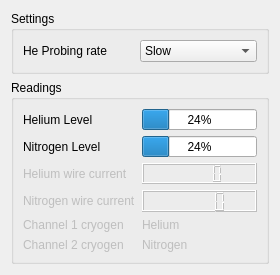
This is Oxford/ILM_control.ui in Cryostat-GUI/Cryostat-GUI as Qt 5 draws it before an edit. The edited form follows.
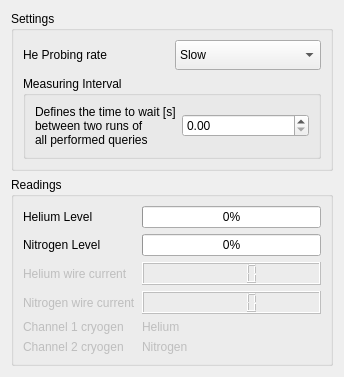
This is the edited form.

Diff of the .ui file:
```diff
--- a/Oxford/ILM_control.ui
+++ b/Oxford/ILM_control.ui
@@ -6,8 +6,8 @@
    <rect>
     <x>0</x>
     <y>0</y>
-    <width>280</width>
-    <height>275</height>
+    <width>344</width>
+    <height>377</height>
    </rect>
   </property>
   <property name="minimumSize">
@@ -25,21 +25,8 @@
      <property name="title">
       <string>Settings</string>
      </property>
-     <layout class="QHBoxLayout" name="horizontalLayout" stretch="0,0">
-      <property name="spacing">
-       <number>0</number>
-      </property>
-      <property name="topMargin">
-       <number>9</number>
-      </property>
-      <item>
-       <widget class="QLabel" name="label">
-        <property name="text">
-         <string>He Probing rate</string>
-        </property>
-       </widget>
-      </item>
-      <item>
+     <layout class="QGridLayout" name="gridLayout">
+      <item row="0" column="1">
        <widget class="QComboBox" name="combosetProbingRate_chan1">
         <property name="sizePolicy">
          <sizepolicy hsizetype="Preferred" vsizetype="Preferred">
@@ -59,6 +46,38 @@
         </item>
        </widget>
       </item>
+      <item row="0" column="0">
+       <widget class="QLabel" name="label">
+        <property name="text">
+         <string>He Probing rate</string>
+        </property>
+       </widget>
+      </item>
+      <item row="1" column="0" colspan="2">
+       <widget class="QGroupBox" name="groupBox">
+        <property name="title">
+         <string>Measuring Interval</string>
+        </property>
+        <layout class="QGridLayout" name="gridLayout_8">
+         <item row="0" column="0">
+          <widget class="QLabel" name="label_18">
+           <property name="text">
+            <string>Defines the time to wait [s] 
+between two runs of 
+all performed queries</string>
+           </property>
+          </widget>
+         </item>
+         <item row="0" column="1">
+          <widget class="QDoubleSpinBox" name="spin_threadinterval">
+           <property name="maximum">
+            <double>3600.000000000000000</double>
+           </property>
+          </widget>
+         </item>
+        </layout>
+       </widget>
+      </item>
      </layout>
     </widget>
    </item>
@@ -78,7 +97,7 @@
       <item row="2" column="1">
        <widget class="QProgressBar" name="progressLevelN2">
         <property name="value">
-         <number>24</number>
+         <number>0</number>
         </property>
        </widget>
       </item>
@@ -119,7 +138,7 @@
       <item row="1" column="1">
        <widget class="QProgressBar" name="progressLevelHe">
         <property name="value">
-         <number>24</number>
+         <number>0</number>
         </property>
        </widget>
       </item>
```
